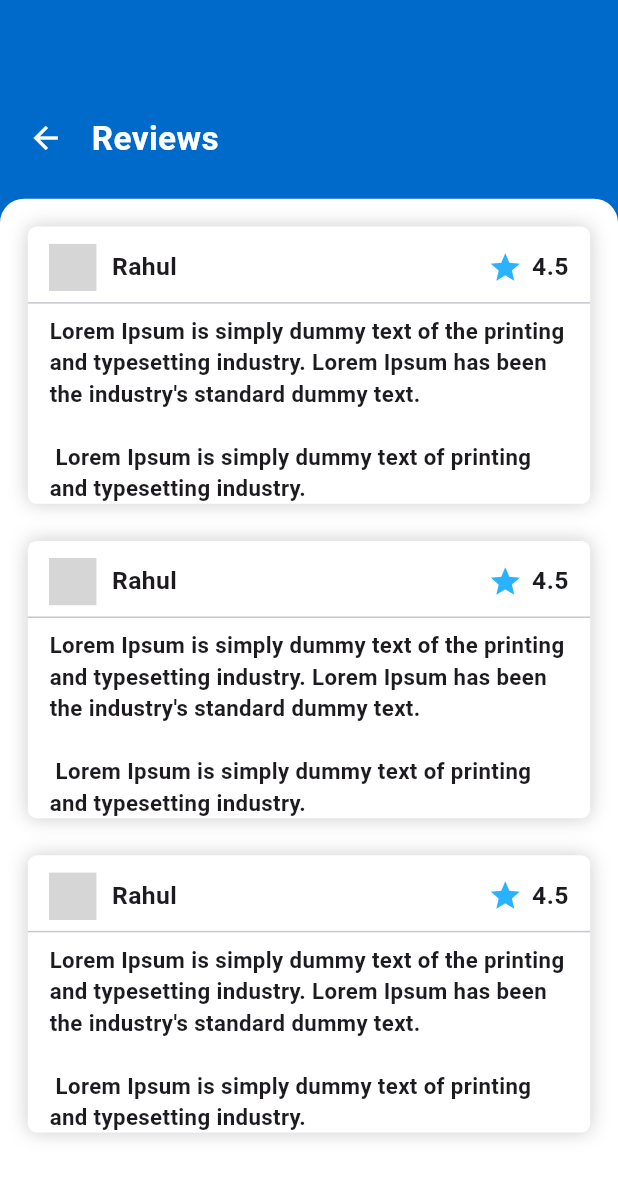
After one commit to ankitmehra125/User-Cleaneo, a Flutter app: the ReviewPage screen opened directly, on a phone screen of 412 x 824 dp. The commit adds this screen. Shown: the top 1178 px of the screen. Run offline on Flutter 3.47's test engine with Material 3 defaults, Android fonts, the phone set to English and light mode, and no system bars; drawn by our look-alikes of flutter_profile_picture; our stand-ins replace carousel_slider, country_code_picker, dotted_border, dotted_line, flutter_rating_bar, flutter_svg and 5 more; accounts and stored records are empty; project files that could hold a hidden picture were left out; grey boxes are pictures that could not be loaded.

Commit message:
Review page completed

```diff
--- a/lib/Auth/otp_page.dart
+++ b/lib/Auth/otp_page.dart
@@ -2,7 +2,7 @@ import 'package:flutter/material.dart';
 import 'package:pinput/pinput.dart';
 import 'package:cleaneo_user_app/Auth/login_page.dart';
 import 'package:cleaneo_user_app/Help/help_page.dart';
-import 'package:cleaneo_user_app/pages/home_page.dart';
+import 'package:cleaneo_user_app/Dashboard/home_page.dart';
 import 'package:cleaneo_user_app/pages/map_page.dart';
 
 class OTPPage extends StatefulWidget {
--- a/lib/Help/aboutus_page.dart
+++ b/lib/Help/aboutus_page.dart
@@ -74,7 +74,11 @@ class _AboutusPageState extends State<AboutusPage> {
                   ],
                 ),
                 child: Padding(
-                  padding: const EdgeInsets.only(left: 16, right: 16, top: 16),
+                  padding: EdgeInsets.only(
+                    top: mQuery.size.height*0.028,
+                    left: mQuery.size.width*0.045,
+                    right: mQuery.size.width*0.045,
+                  ),
                   child: Text("Lorem ipsum dolor sit amet consectetur "
                       "adipisicing elit. Debitis voluptate dolor "
                       "doloremque amet fuga tempora ad ex molestias soluta non aperiam odio, labore eum ullam excepturi minus libero? Cupiditate laborum mollitia assumenda nnulla doloremque sapiente corporis! Numquam quae voluptates magni suscipit dolores molestiae, deserunt aliquam obcaecati officiis cum eveniet iure architecto nostrum fuga facere incidunt soluta eligendi sed dolorum, quo repellendus distinctio aspernatur consectetur! Beatae repudiandae, consequatur quod hic quae nam blanditiis assumenda placeat necessitatibus dolore nihil est. Expedita delectus.",
--- a/lib/Payment/payment_page.dart
+++ b/lib/Payment/payment_page.dart
@@ -1,5 +1,5 @@
 import 'package:cleaneo_user_app/Help/help_page.dart';
-import 'package:cleaneo_user_app/pages/home_page.dart';
+import 'package:cleaneo_user_app/Dashboard/home_page.dart';
 import 'package:cleaneo_user_app/pages/wash_page.dart';
 import 'package:flutter/material.dart';
 import 'package:flutter_svg/flutter_svg.dart';
--- a/lib/main.dart
+++ b/lib/main.dart
@@ -13,10 +13,12 @@ import 'package:cleaneo_user_app/pages/quantity_wise_page.dart';
 import 'package:cleaneo_user_app/pages/rating_page.dart';
 import 'package:cleaneo_user_app/Help/termsandcondition_page.dart';
 import 'package:cleaneo_user_app/pages/refer_page.dart';
+import 'package:cleaneo_user_app/pages/reportdispute_page.dart';
+import 'package:cleaneo_user_app/pages/review_page.dart';
 import 'package:cleaneo_user_app/pages/wash_page.dart';
 import 'package:cleaneo_user_app/Auth/welcome_page.dart';
 import 'package:cleaneo_user_app/Help/help_page.dart';
-import 'package:cleaneo_user_app/pages/home_page.dart';
+import 'package:cleaneo_user_app/Dashboard/home_page.dart';
 import 'package:cleaneo_user_app/pages/mydrawer.dart';
 import 'package:cleaneo_user_app/pages/splash.dart';
 import 'package:flutter/material.dart';
--- a/lib/pages/address_page.dart
+++ b/lib/pages/address_page.dart
@@ -1,5 +1,5 @@
 import 'package:cleaneo_user_app/Help/help_page.dart';
-import 'package:cleaneo_user_app/pages/home_page.dart';
+import 'package:cleaneo_user_app/Dashboard/home_page.dart';
 import 'package:flutter/material.dart';
 
 class AddressPage extends StatefulWidget {
--- a/lib/pages/byweight_page.dart
+++ b/lib/pages/byweight_page.dart
@@ -6,7 +6,7 @@ import 'package:flutter/gestures.dart';
 import 'package:flutter/material.dart';
 import 'package:flutter_svg/flutter_svg.dart';
 import 'package:shared_preferences/shared_preferences.dart';
-import 'home_page.dart';
+import '../Dashboard/home_page.dart';
 
 class ByWeightPage extends StatefulWidget {
   const ByWeightPage({Key? key});
--- a/lib/pages/donate.dart
+++ b/lib/pages/donate.dart
@@ -1,6 +1,6 @@
 import 'package:cleaneo_user_app/pages/Donateslider.dart';
 import 'package:cleaneo_user_app/Help/help_page.dart';
-import 'package:cleaneo_user_app/pages/home_page.dart';
+import 'package:cleaneo_user_app/Dashboard/home_page.dart';
 import 'package:cleaneo_user_app/pages/wash_page.dart';
 import 'package:flutter/material.dart';
 
--- a/lib/pages/dryclean_page.dart
+++ b/lib/pages/dryclean_page.dart
@@ -8,7 +8,7 @@ import 'package:shared_preferences/shared_preferences.dart';
 import '../Help/aboutus_page.dart';
 import '../Help/customer_service_page.dart';
 import '../Help/faqs_page.dart';
-import 'home_page.dart';
+import '../Dashboard/home_page.dart';
 import '../Help/privacypolicy_page.dart';
 import '../Help/termsandcondition_page.dart';
 
--- a/lib/pages/map_page.dart
+++ b/lib/pages/map_page.dart
@@ -1,5 +1,5 @@
 import 'package:cleaneo_user_app/Help/help_page.dart';
-import 'package:cleaneo_user_app/pages/home_page.dart';
+import 'package:cleaneo_user_app/Dashboard/home_page.dart';
 import 'package:flutter/material.dart';
 
 class MapPage extends StatefulWidget {
--- a/lib/pages/myprofile.dart
+++ b/lib/pages/myprofile.dart
@@ -6,7 +6,7 @@ import 'package:flutter_profile_picture/flutter_profile_picture.dart';
 import 'package:image_picker/image_picker.dart';
 import 'package:intl_phone_number_input/intl_phone_number_input.dart';
 
-import 'home_page.dart';
+import '../Dashboard/home_page.dart';
 
 class MyProfilePage extends StatefulWidget {
   const MyProfilePage({Key? key}) : super(key: key);
--- a/lib/pages/refer_page.dart
+++ b/lib/pages/refer_page.dart
@@ -1,5 +1,5 @@
 import 'package:cleaneo_user_app/Help/help_page.dart';
-import 'package:cleaneo_user_app/pages/home_page.dart';
+import 'package:cleaneo_user_app/Dashboard/home_page.dart';
 import 'package:flutter/material.dart';
 
 class ReferPage extends StatefulWidget {
--- /dev/null
+++ b/lib/pages/review_page.dart
@@ -0,0 +1,182 @@
+import 'package:flutter/material.dart';
+import 'package:flutter_profile_picture/flutter_profile_picture.dart';
+
+class ReviewPage extends StatefulWidget {
+  const ReviewPage({Key? key}) : super(key: key);
+
+  @override
+  State<ReviewPage> createState() => _ReviewPageState();
+}
+
+class _ReviewPageState extends State<ReviewPage> {
+  List<Map<String, dynamic>> reviews = [
+    {
+      'username': 'Rahul',
+      'image': "https://encrypted-tbn0.gstatic.com/images?q=tbn:ANd9GcRA3tt2QdkGYJ1268iokp1HHB3XB6PNaAZD_pssz3zFVg&s",
+      'ratingPoint': 4.5,
+      'reviewText': 'Lorem Ipsum is simply dummy text of the printing and typesetting industry. Lorem Ipsum has been the industry\'s standard dummy text. \n \n Lorem Ipsum is simply dummy text of printing and typesetting industry.'
+    },
+    {
+      'username': 'Rahul',
+      'image': "https://encrypted-tbn0.gstatic.com/images?q=tbn:ANd9GcRA3tt2QdkGYJ1268iokp1HHB3XB6PNaAZD_pssz3zFVg&s",
+      'ratingPoint': 4.5,
+      'reviewText': 'Lorem Ipsum is simply dummy text of the printing and typesetting industry. Lorem Ipsum has been the industry\'s standard dummy text. \n \n Lorem Ipsum is simply dummy text of printing and typesetting industry.'
+    },
+    {
+      'username': 'Rahul',
+      'image': "https://encrypted-tbn0.gstatic.com/images?q=tbn:ANd9GcRA3tt2QdkGYJ1268iokp1HHB3XB6PNaAZD_pssz3zFVg&s",
+      'ratingPoint': 4.5,
+      'reviewText': 'Lorem Ipsum is simply dummy text of the printing and typesetting industry. Lorem Ipsum has been the industry\'s standard dummy text. \n \n Lorem Ipsum is simply dummy text of printing and typesetting industry.'
+    },
+    // Add more reviews as needed
+  ];
+
+  @override
+  Widget build(BuildContext context) {
+    var mQuery = MediaQuery.of(context);
+
+    return Scaffold(
+      body: Container(
+        width: double.infinity,
+        decoration: BoxDecoration(
+          color: Color(0xff006acb),
+        ),
+        child: Column(
+          children: [
+            SizedBox(height: mQuery.size.height * 0.034),
+            Padding(
+              padding: EdgeInsets.only(
+                top: mQuery.size.height*0.058,
+                bottom: mQuery.size.height*0.03,
+                left: mQuery.size.width*0.045,
+                right: mQuery.size.width*0.045,
+              ),
+              child: Row(
+                children: [
+                  GestureDetector(
+                    onTap: () {
+                      Navigator.pop(context);
+                    },
+                    child: Icon(Icons.arrow_back, color: Colors.white,),
+                  ),
+                  SizedBox(width: mQuery.size.width * 0.045,),
+                  Text(
+                    "Reviews",
+                    style: TextStyle(
+                        fontSize: mQuery.size.height*0.027,
+                        color: Colors.white,
+                        fontWeight: FontWeight.w700
+                    ),
+                  ),
+                ],
+              ),
+            ),
+            Expanded(
+              child: Container(
+                width: double.infinity,
+                decoration: BoxDecoration(
+                  color: Colors.white,
+                  borderRadius: BorderRadius.only(
+                      topLeft: Radius.circular(16),
+                      topRight: Radius.circular(16)
+                  ),
+                ),
+                child: Padding(
+                  padding: EdgeInsets.only(
+                      left: mQuery.size.width*0.045,
+                      right: mQuery.size.width*0.045,
+                      top: mQuery.size.width*0.045,
+                  ),
+                  child: SingleChildScrollView(
+                    child: Column(
+                      crossAxisAlignment: CrossAxisAlignment.start,
+                      children: List.generate(reviews.length, (index) {
+                        return Container(
+                          margin: EdgeInsets.only(bottom: mQuery.size.height * 0.03),
+                          width: double.infinity,
+                          decoration: BoxDecoration(
+                            borderRadius: BorderRadius.circular(6),
+                            color: Colors.white,
+                            boxShadow: [
+                              BoxShadow(
+                                color: Colors.grey.withOpacity(0.5),
+                                spreadRadius: 0,
+                                blurRadius: 10,
+                                offset: Offset(0, 0), // changes the position of the shadow
+                              ),
+                            ],
+                          ),
+                          child: Column(
+                            children: [
+                              SizedBox(height: mQuery.size.height*0.014),
+                              Padding(
+                                padding: EdgeInsets.symmetric(
+                                    horizontal: mQuery.size.width*0.035
+                                ),
+                                child: Row(
+                                  children: [
+                                    ProfilePicture(
+                                      name: "",
+                                      radius: mQuery.size.width*0.038,
+                                      fontsize: 10,
+                                      img: reviews[index]['image'],
+                                    ),
+                                    SizedBox(width: mQuery.size.width*0.025,),
+                                    Text(
+                                      reviews[index]['username'],
+                                      style: TextStyle(
+                                          fontSize: mQuery.size.height*0.02,
+                                          fontWeight: FontWeight.w600
+                                      ),
+                                    ),
+                                    Expanded(child: SizedBox()),
+                                    Icon(
+                                      Icons.star,
+                                      size: mQuery.size.width*0.056,
+                                      color: Color(0xff29b2fe),
+                                    ),
+                                    SizedBox(width: mQuery.size.width*0.015,),
+                                    Text(
+                                      "${reviews[index]['ratingPoint']}",
+                                      style: TextStyle(
+                                          fontSize: mQuery.size.height*0.02,
+                                          fontWeight: FontWeight.w600
+                                      ),
+                                    )
+                                  ],
+                                ),
+                              ),
+                              Divider(),
+                              Padding(
+                                padding: EdgeInsets.symmetric(
+                                    horizontal: mQuery.size.width*0.035
+                                ),
+                                child: SingleChildScrollView(
+                                  child: Column(
+                                    children: [
+                                      Text(
+                                        reviews[index]['reviewText'],
+                                        style: TextStyle(
+                                            fontSize: mQuery.size.height*0.018,
+                                            fontWeight: FontWeight.w600
+                                        ),
+                                      ),
+                                    ],
+                                  ),
+                                ),
+                              ),
+                            ],
+                          ),
+                        );
+                      }),
+                    ),
+                  ),
+                ),
+              ),
+            )
+          ],
+        ),
+      ),
+    );
+  }
+}
--- a/pubspec.yaml
+++ b/pubspec.yaml
@@ -48,6 +48,7 @@ dependencies:
   dotted_line: ^3.2.2
   flutter_rating_bar: ^4.0.1
   font_awesome_flutter: ^10.7.0
+  dotted_border: ^2.1.0
 
 
 dev_dependencies:
```
Also changed, not shown: lib/Help/help_page.dart (+4 -4 lines), lib/pages/mydrawer.dart (+11 -2 lines), lib/pages/rating_page.dart (+16 -5 lines), lib/pages/reportdispute_page.dart (added, +420 -0 lines), lib/Dashboard/home_page.dart (renamed from lib/pages/home_page.dart), pubspec.lock.
